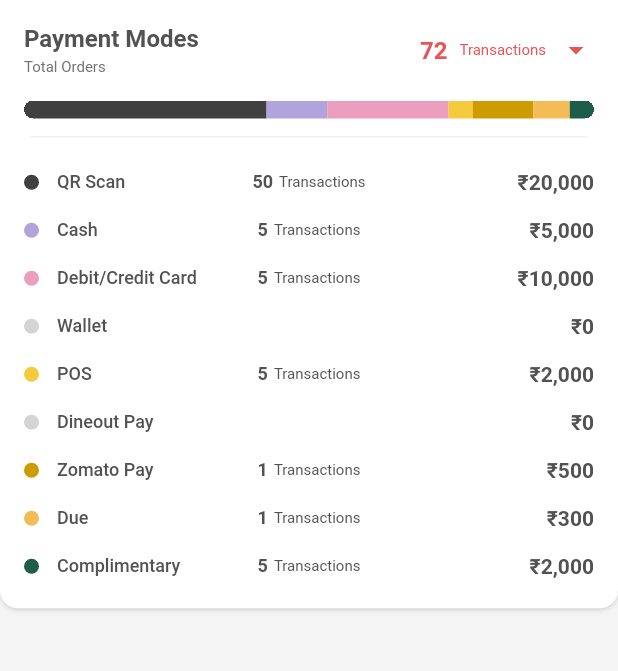
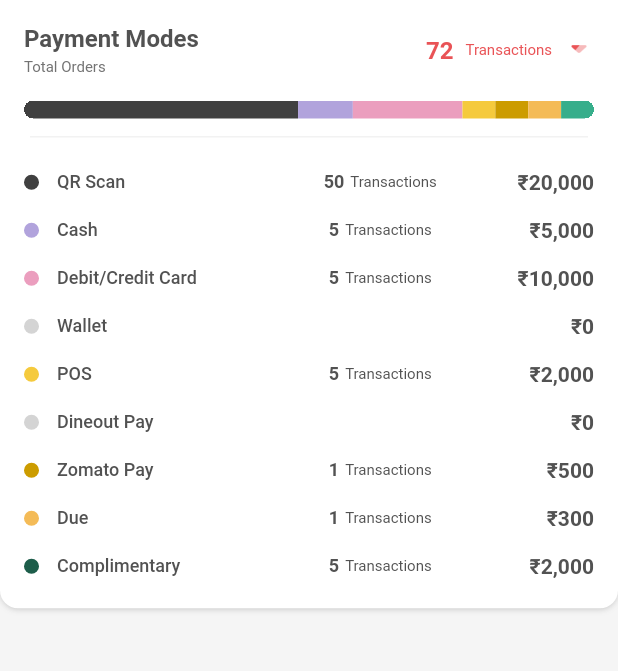
Before and after one commit to YogeshJethava/AnalyticsUI, a Flutter app: the PaymentWidget screen opened directly, on a phone screen of 412 x 824 dp, the part 114-785 px from its top. Run offline on Flutter 3.47's test engine with Material 2 defaults, Android fonts, the phone set to English and light mode, and no system bars; our stand-ins replace get, syncfusion_flutter_charts, syncfusion_flutter_gauges.

Commit message:
Analytics Screen Added the Missing icon and Design changes

```diff
--- a/lib/Constants/color_constant.dart
+++ b/lib/Constants/color_constant.dart
@@ -8,6 +8,7 @@ abstract class ColorConstants {
  static const Color textColor01 = Color(0xff404040);
  static const Color textColor02 = Color(0xff525252);
  static const Color textColor03 = Color(0xff737373);
+ static const Color textColor04 = Color(0xff262626);
  static const Color errorColor  = Colors.redAccent;
  static const Color black = Colors.black;
  static const Color backgroundColor = Color(0xffF5F5F5);
--- a/lib/Constants/icon_constatns.dart
+++ b/lib/Constants/icon_constatns.dart
@@ -7,10 +7,12 @@ abstract class IconConstants{
   static const guestPerServedOrder = "assets/icons/guest_per_served_order.png";
   static const onGoing = "assets/icons/ongoing.png";
   static const perPersonAverage = "assets/icons/per_person_average.png";
-  static const starOutline = "assets/icons/start_outline.png";
+  static const starOutline = "assets/icons/star_outline.png";
   static const tableServed = "assets/icons/table_served.png";
   static const takeAway = "assets/icons/takeaway.png";
   static const task = "assets/icons/task.png";
   static const userProfile = "assets/icons/user_profile.jpg";
+  static const upArrow = "assets/icons/arrow-up.png";
+  static const downArrow = "assets/icons/arrow-down.png";
 
 }
--- a/lib/Screen/analytics/payment_widget.dart
+++ b/lib/Screen/analytics/payment_widget.dart
@@ -68,15 +68,15 @@ class PaymentWidget extends StatelessWidget {
               ),
               child: Row(
                 children: [
-                  Expanded(flex: 20,child: Container(color: ColorConstants.paymentMode01,),),
+                  Expanded(flex: 25,child: Container(color: ColorConstants.paymentMode01,),),
                   Expanded(flex: 5,child: Container(color: ColorConstants.paymentMode02,),),
                   Expanded(flex: 10,child: Container(color: ColorConstants.paymentMode03,),),
                   Expanded(flex: 0,child: Container(color: ColorConstants.paymentMode04,),),
-                  Expanded(flex: 2,child: Container(color: ColorConstants.paymentMode05,),),
+                  Expanded(flex: 3,child: Container(color: ColorConstants.paymentMode05,),),
                   Expanded(flex: 0,child: Container(color: ColorConstants.paymentMode06,),),
-                  Expanded(flex: 5,child: Container(color: ColorConstants.paymentMode07,),),
+                  Expanded(flex: 3,child: Container(color: ColorConstants.paymentMode07,),),
                   Expanded(flex: 3,child: Container(color: ColorConstants.paymentMode08,),),
-                  Expanded(flex: 2,child: Container(color: ColorConstants.paymentMode09,),),
+                  Expanded(flex: 3,child: Container(color: ColorConstants.green,),),
                 ],
               ),
             ),
@@ -169,10 +169,7 @@ class PaymentWidget extends StatelessWidget {
               const SizedBox(
                 width: 8,
               ),
-              const Icon(
-                Icons.arrow_drop_down_sharp,
-                color: ColorConstants.textColorRed,
-              )
+              Image.asset(IconConstants.downArrow,width: 20,height: 20,color: ColorConstants.textColorRed,)
             ],
           )
         ],
@@ -216,6 +213,9 @@ class PaymentWidget extends StatelessWidget {
               ],
             ),
           ),
+          Flexible(
+            child: Row(
+              children: [
                 Expanded(
                   child: Row(
                     mainAxisSize: MainAxisSize.max,
@@ -247,6 +247,9 @@ class PaymentWidget extends StatelessWidget {
                 )
               ],
             ),
+          )
+        ],
+      ),
     );
   }
 }
```
Also changed, not shown: lib/Screen/analytics/analytics_page.dart (+4 -4 lines), lib/Screen/analytics/menu_widget.dart (+62 -22 lines), lib/Screen/analytics/orders_widget.dart (+2 -8 lines), lib/Screen/analytics/sales_widget.dart (+2 -5 lines), lib/Screen/analytics/waiter_widget.dart (+24 -13 lines), assets/icons/arrow-down.png (added), assets/icons/arrow-up.png (added). Lines whose indentation alone changed are shown as unchanged.
